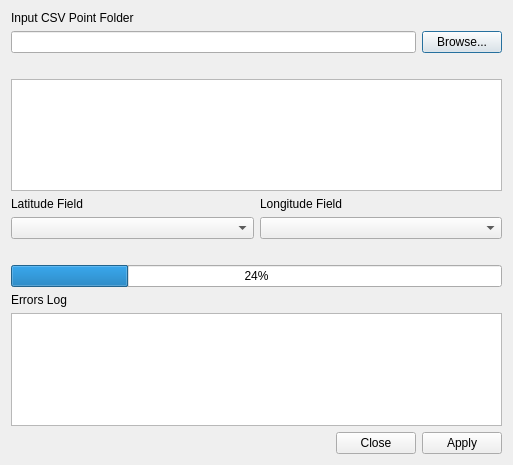
First picture: the form in forms/hcmgis_csv2shp_form.ui, repository thangqd/HCMGIS, before the edit.
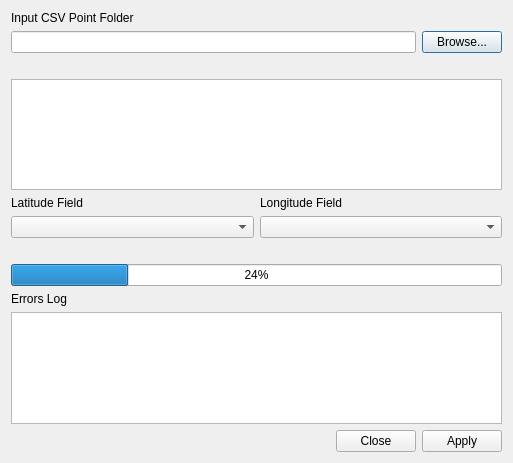
Second picture: the form after the edit.

```diff
--- a/forms/hcmgis_csv2shp_form.ui
+++ b/forms/hcmgis_csv2shp_form.ui
@@ -13,7 +13,7 @@
     <x>0</x>
     <y>0</y>
     <width>513</width>
-    <height>465</height>
+    <height>463</height>
    </rect>
   </property>
   <property name="font">
```
Left out of the diff: 3 changed lines with no effect on the pictures.
